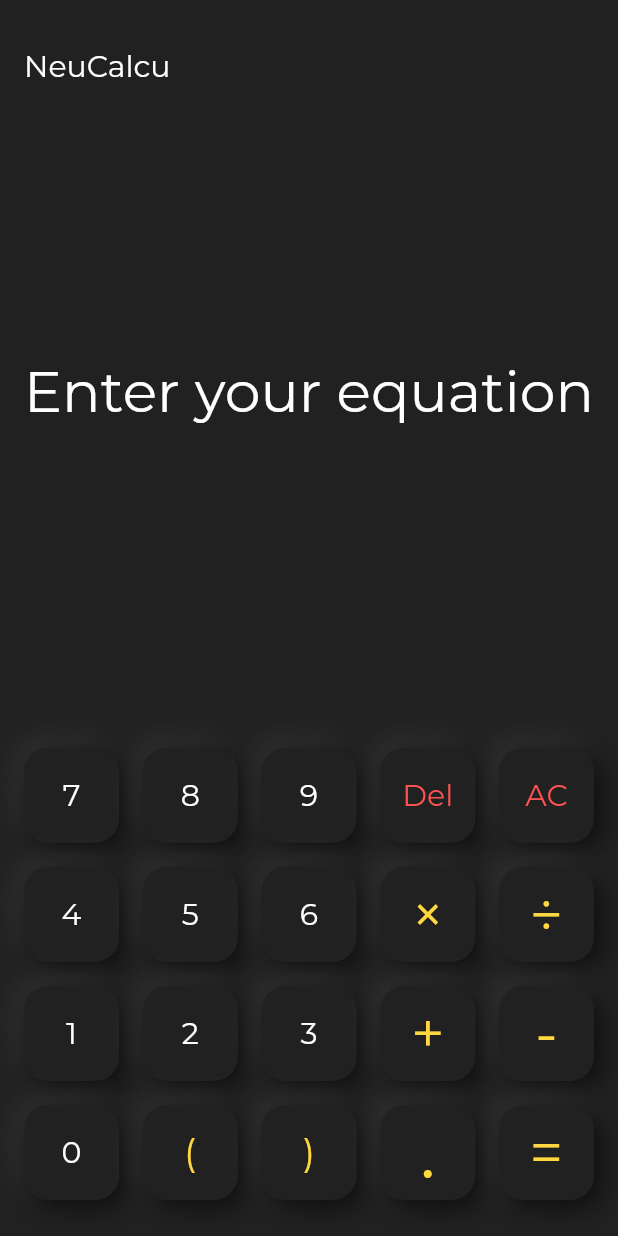
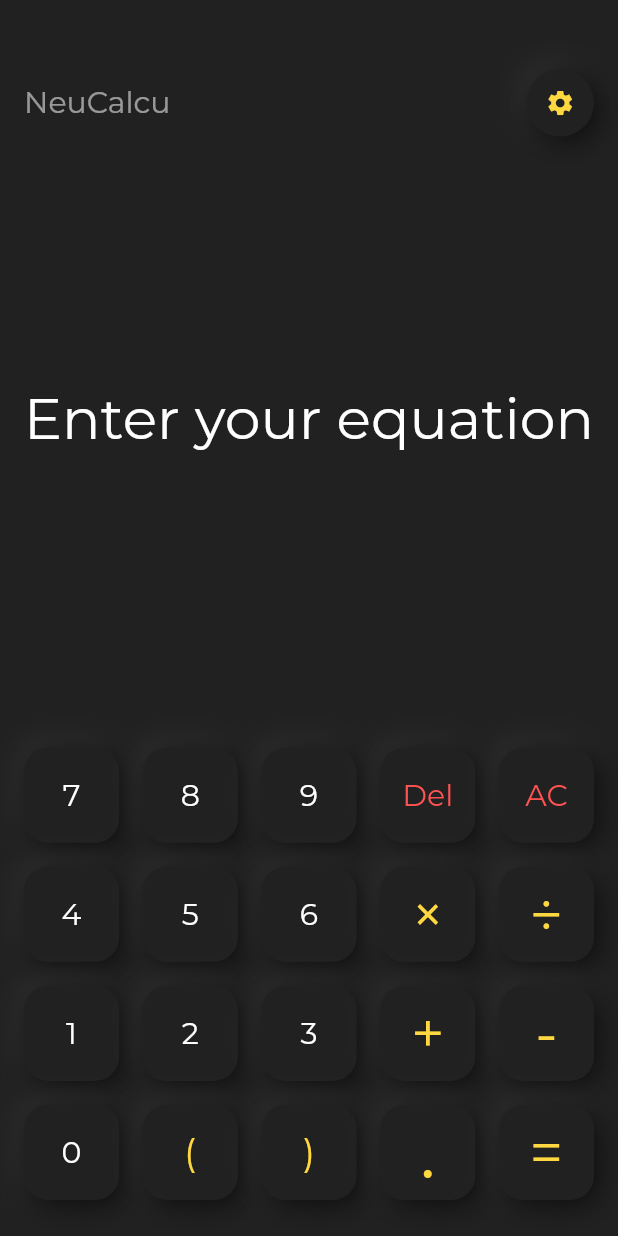
Before and after one commit to luhluh-17/flutter-neucalcu, a Flutter app: the screen it shows after launch, on a phone screen of 412 x 824 dp. Run offline on Flutter 3.47's test engine with Material 2 defaults, Android fonts, the phone set to English and light mode, and no system bars; our stand-ins replace flutter_money_formatter, google_fonts, math_expressions.

Commit message:
added custom icon button

```diff
--- a/lib/pages/calculator_page.dart
+++ b/lib/pages/calculator_page.dart
@@ -1,9 +1,10 @@
 import 'package:flutter/material.dart';
 import 'package:flutter/services.dart';
 import 'package:neucalcu/widgets/button_container.dart';
+import 'package:neucalcu/widgets/custom_icon_button.dart';
 import 'package:neucalcu/widgets/display_screen.dart';
 import 'package:neucalcu/themes/colors.dart';
-import 'package:neucalcu/themes/text_size.dart';
+import 'package:neucalcu/themes/dimensions.dart';
 
 class CalculatorPage extends StatelessWidget {
   @override
@@ -21,18 +22,21 @@ class CalculatorPage extends StatelessWidget {
           child: Column(
             crossAxisAlignment: CrossAxisAlignment.end,
             children: <Widget>[
-              SizedBox(height: 16.0),
+              SizedBox(height: 30.0),
               Row(
                 mainAxisAlignment: MainAxisAlignment.spaceBetween,
+                crossAxisAlignment: CrossAxisAlignment.center,
                 children: <Widget>[
                   Text(
                     'NeuCalcu',
                     style: TextStyle(
-                      color: Colors.white,
+                      color: Colors.white54,
                       fontSize: sizeSubHead2,
                     ),
                   ),
-
+                  CustomIconButton(
+                    icon: Icon(Icons.settings),
+                  ),
                 ],
               ),
               Spacer(),
--- a/lib/providers/calculate.dart
+++ b/lib/providers/calculate.dart
@@ -3,12 +3,13 @@ import 'package:flutter_money_formatter/flutter_money_formatter.dart';
 import 'package:math_expressions/math_expressions.dart';
 
 class Calculate with ChangeNotifier {
-  String _equation = 'Enter your equation';
+  static String _instructions = 'Enter your equation';
+  String _equation = _instructions;
   String _result = '';
 
   String get equation => _equation;
+  String get result => _result;
 
-  String get result => _result;
 
   getButtonText({String buttonValue}) {
     if (buttonValue == 'AC') {
@@ -29,6 +30,9 @@ class Calculate with ChangeNotifier {
   }
 
   _deleteLast() {
+    if (_equation == _instructions) {
+      _clearInput();
+    }
     _equation = _equation.substring(0, _equation.length - 1);
     _calculateExpression(isPreviewActive: true);
     if (_equation == '') {
@@ -80,7 +84,7 @@ class Calculate with ChangeNotifier {
 
   _getButtonText(String buttonValue) {
     _removeCommaSeparator();
-    if (_equation == '0' || _equation == 'Enter your equation') {
+    if (_equation == '0' || _equation == _instructions) {
       _equation = buttonValue;
     } else {
       _equation = _equation + buttonValue;
--- a/lib/themes/shadows.dart
+++ b/lib/themes/shadows.dart
@@ -3,30 +3,31 @@ import 'package:neucalcu/widgets/concave_decoration.dart';
 
 import 'colors.dart';
 
-const double _radius = 16.0;
-const double _depth = 8.0;
-
-ConcaveDecoration kInnerShadow = ConcaveDecoration(
+ConcaveDecoration getInnerShadow({double radius = 16.0}) {
+  return ConcaveDecoration(
     shape: RoundedRectangleBorder(
-    borderRadius: BorderRadius.circular(_radius),
+      borderRadius: BorderRadius.circular(radius),
     ),
     colors: [AppColors.lightShadow, AppColors.darkShadow],
-  depth: _depth,
+    depth: 6.0,
   );
+}
 
-BoxDecoration kOuterShadow = BoxDecoration(
-  borderRadius: BorderRadius.circular(_radius),
+BoxDecoration getOuterShadow({double radius = 16.0}) {
+  return BoxDecoration(
+    borderRadius: BorderRadius.circular(radius),
     color: AppColors.baseColor,
     boxShadow: [
       BoxShadow(
         blurRadius: 15,
-      offset: -Offset(4, 4),
+        offset: -Offset(3, 3),
         color: AppColors.lightShadow,
       ),
       BoxShadow(
         blurRadius: 15,
-      offset: Offset(4, 4),
+        offset: Offset(3, 3),
         color: AppColors.darkShadow,
       ),
     ],
   );
+}
--- a/lib/widgets/button_container.dart
+++ b/lib/widgets/button_container.dart
@@ -1,7 +1,7 @@
 import 'package:flutter/material.dart';
 import 'package:neucalcu/widgets/calculator_button.dart';
 import 'package:neucalcu/themes/colors.dart';
-import 'package:neucalcu/themes/text_size.dart';
+import 'package:neucalcu/themes/dimensions.dart';
 
 class ButtonContainer extends StatelessWidget {
   @override
--- a/lib/widgets/calculator_button.dart
+++ b/lib/widgets/calculator_button.dart
@@ -3,7 +3,7 @@ import 'package:google_fonts/google_fonts.dart';
 import 'package:neucalcu/providers/calculate.dart';
 import 'package:neucalcu/themes/colors.dart';
 import 'package:neucalcu/themes/shadows.dart';
-import 'package:neucalcu/themes/text_size.dart';
+import 'package:neucalcu/themes/dimensions.dart';
 import 'package:provider/provider.dart';
 
 class CalculatorButton extends StatefulWidget {
@@ -48,7 +48,7 @@ class _CalculatorButtonState extends State<CalculatorButton> {
           children: <Widget>[
             AnimatedContainer(
               duration: Duration(milliseconds: 100),
-              decoration: _isPressed ? kInnerShadow : kOuterShadow,
+              decoration: _isPressed ? getInnerShadow() : getOuterShadow(),
             ),
             Center(
               child: Text(widget.text, style: _buttonStyle),
--- /dev/null
+++ b/lib/widgets/custom_icon_button.dart
@@ -0,0 +1,51 @@
+import 'package:flutter/material.dart';
+import 'package:neucalcu/themes/colors.dart';
+import 'package:neucalcu/themes/shadows.dart';
+
+class CustomIconButton extends StatefulWidget {
+  final Icon icon;
+
+  CustomIconButton({this.icon});
+
+  @override
+  _CustomIconButtonState createState() => _CustomIconButtonState();
+}
+
+class _CustomIconButtonState extends State<CustomIconButton> {
+  bool _isPressed = false;
+  double _buttonSize = 45.0;
+  double _iconSize = 20.0;
+
+  @override
+  Widget build(BuildContext context) {
+    return SizedBox(
+      height: _buttonSize,
+      width: _buttonSize,
+      child: Listener(
+        onPointerDown: (event) {
+          setState(() => _isPressed = true);
+        },
+        onPointerUp: (event) {
+          setState(() => _isPressed = false);
+        },
+        child: Stack(
+          children: <Widget>[
+            AnimatedContainer(
+              duration: Duration(milliseconds: 100),
+              decoration: _isPressed
+                  ? getInnerShadow(radius: 25.0)
+                  : getOuterShadow(radius: 25.0),
+            ),
+            Center(
+              child: Icon(
+                Icons.settings,
+                color: AppColors.accent,
+                size: _iconSize,
+              ),
+            ),
+          ],
+        ),
+      ),
+    );
+  }
+}
--- a/lib/widgets/display_screen.dart
+++ b/lib/widgets/display_screen.dart
@@ -1,7 +1,7 @@
 import 'package:flutter/material.dart';
 import 'package:neucalcu/providers/calculate.dart';
 import 'package:neucalcu/themes/colors.dart';
-import 'package:neucalcu/themes/text_size.dart';
+import 'package:neucalcu/themes/dimensions.dart';
 import 'package:provider/provider.dart';
 
 class DisplayScreen extends StatelessWidget {
```
Also changed, not shown: lib/themes/dimensions.dart (renamed from lib/themes/text_size.dart). Lines whose indentation alone changed are shown as unchanged.
